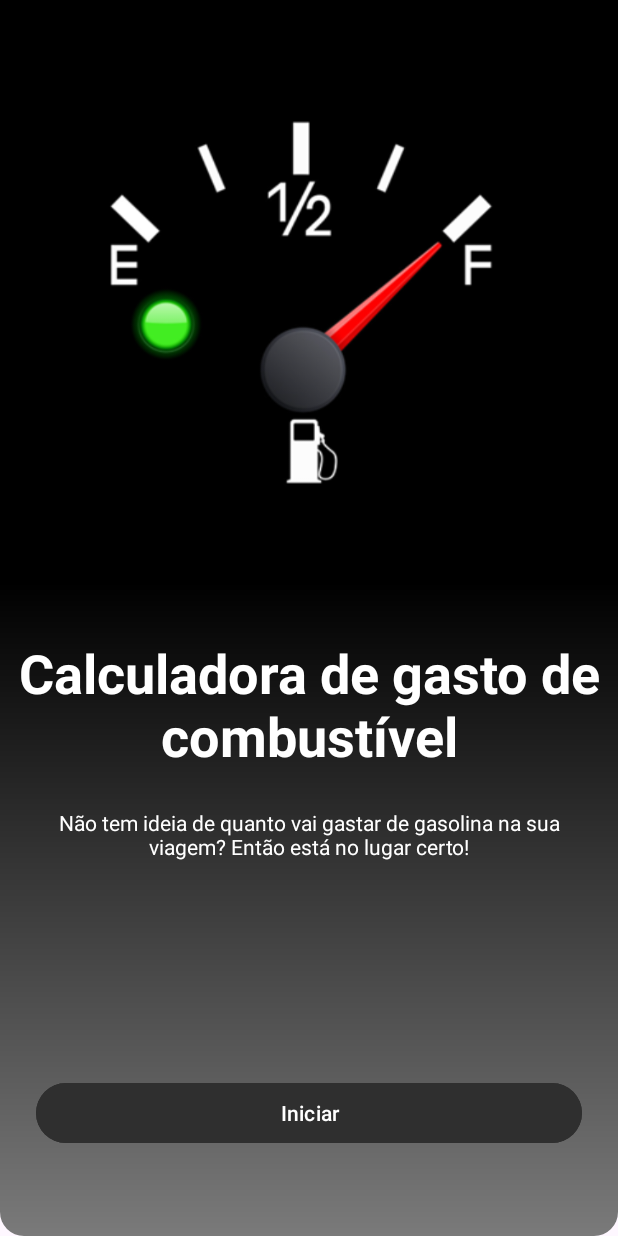
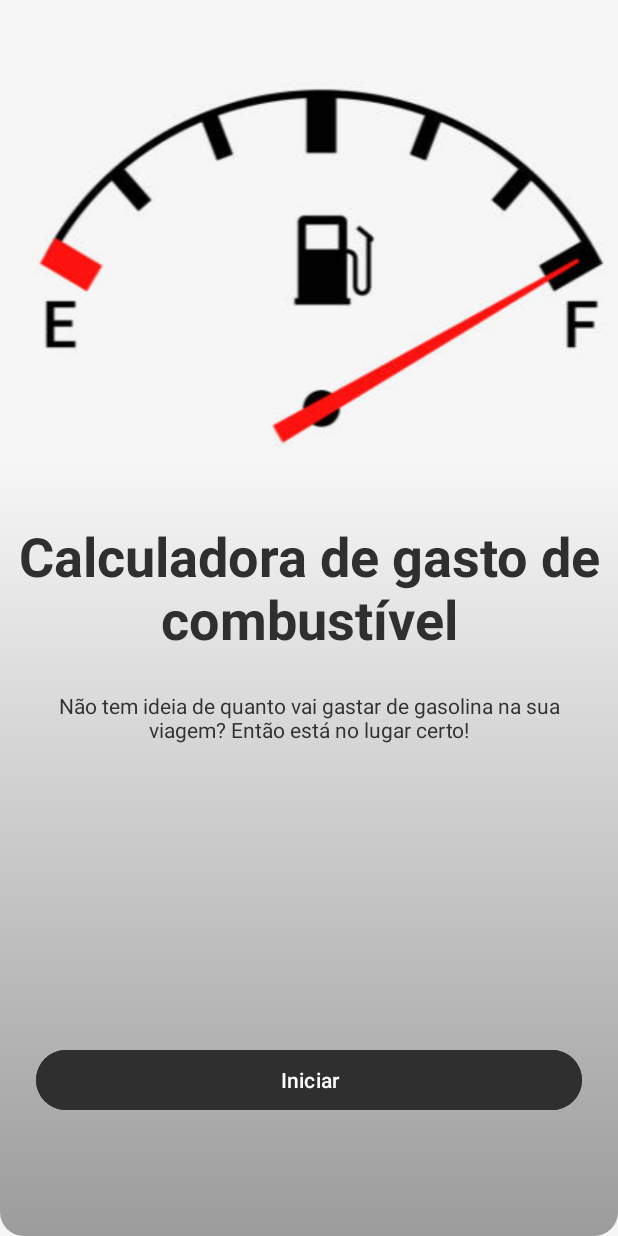
Before and after one commit to eppiovesan/fuelCalculator, an Android app: the screen it shows after launch (MainActivity), on a phone screen of 412 x 824 dp. Run offline under Robolectric (Android 15) with nearby library versions, the light colour scheme and no system bars.

Commit message:
Ajustes tela inicial

```diff
--- a/app/src/main/res/drawable/gradient_bc.xml
+++ b/app/src/main/res/drawable/gradient_bc.xml
@@ -5,7 +5,7 @@
             android:bottomRightRadius="16dp"
             android:bottomLeftRadius="16dp"  />
 
-    <gradient android:startColor="@color/black"
-        android:endColor="@color/grey300"
+    <gradient android:startColor="@color/grey100"
+        android:endColor="@color/grey500"
         android:angle="270" />
 </shape>
--- a/app/src/main/res/layout/activity_main.xml
+++ b/app/src/main/res/layout/activity_main.xml
@@ -4,20 +4,24 @@
     xmlns:tools="http://schemas.android.com/tools"
     android:layout_width="match_parent"
     android:layout_height="match_parent"
-    tools:context=".MainActivity">
+    tools:context=".MainActivity"
+    android:background="@color/grey100"
+    >
+
 
     <ImageView
         android:id="@+id/imageView"
         android:layout_width="match_parent"
         android:layout_height="wrap_content"
-        android:background="@color/black"
+        android:background="@color/grey100"
+        android:layout_marginTop="46dp"
         app:layout_constraintBottom_toBottomOf="parent"
         app:layout_constraintEnd_toEndOf="parent"
         app:layout_constraintHorizontal_bias="0.0"
         app:layout_constraintStart_toStartOf="parent"
         app:layout_constraintTop_toTopOf="parent"
         app:layout_constraintVertical_bias="0.0"
-        app:srcCompat="@drawable/fuel2" />
+        app:srcCompat="@drawable/img_tela_inicial" />
 
     <androidx.constraintlayout.widget.ConstraintLayout
         android:layout_width="match_parent"
@@ -29,7 +33,7 @@
         app:layout_constraintHorizontal_bias="0.0"
         app:layout_constraintStart_toStartOf="parent"
         app:layout_constraintTop_toBottomOf="@+id/imageView"
-        app:layout_constraintVertical_bias="0.0">
+        app:layout_constraintVertical_bias="1.0">
 
         <TextView
             android:id="@+id/textView3"
@@ -41,7 +45,7 @@
             android:layout_marginEnd="6dp"
             android:gravity="center"
             android:text="@string/titulo_inicial"
-            android:textColor="@color/white"
+            android:textColor="@color/grey800"
             android:textSize="36sp"
             android:textStyle="bold"
             app:layout_constraintTop_toTopOf="parent" />
@@ -55,7 +59,7 @@
             android:layout_marginEnd="16dp"
             android:gravity="center"
             android:text="@string/desc_telainicial"
-            android:textColor="@color/white"
+            android:textColor="@color/grey700"
             android:textSize="14sp"
             app:layout_constraintEnd_toEndOf="parent"
             app:layout_constraintStart_toStartOf="parent"
--- a/app/src/main/res/values/colors.xml
+++ b/app/src/main/res/values/colors.xml
@@ -4,16 +4,18 @@
     <color name="white">#FFFFFFFF</color>
     <color name="transparent">#00000000</color>
 
-    <color name="black600">#030303</color> <!-- Preto quase puro -->
-    <color name="black300">#1A1A1A</color> <!-- Preto fosco -->
+    <color name="grey100">#F6F6F6</color> <!-- Cinza claro-->
+    <color name="grey200">#E0E0E0</color> <!-- Cinza gelo -->
+    <color name="grey300">#F6F6F6</color> <!-- Cinza cimento-->
+    <color name="grey400">#B3B3B3</color> <!-- Cinza prata-->
+    <color name="grey500">#9C9C9C</color> <!-- Cinza medio-->
 
     <color name="grey900">#242424</color> <!-- Grafite-->
     <color name="grey800">#2F2F2F</color> <!-- Cinza chumbo-->
     <color name="grey700">#323232</color> <!-- Cinza escuro-->
-    <color name="grey500">#484848</color> <!-- Cinza médio-->
-    <color name="grey400">#606060</color> <!-- Cinza neutro-->
-    <color name="grey300">#7A7A7A</color> <!-- Cinza claro-->
-    <color name="grey200">#A0A0A0</color> <!-- Cinza prata-->
-    <color name="grey100">#C8C8C8</color> <!-- Cinza muito claro-->
+
+
+
+
 
 </resources>
--- a/app/src/main/res/values/strings.xml
+++ b/app/src/main/res/values/strings.xml
@@ -1,5 +1,5 @@
 <resources>
-    <string name="app_name">calculadoraimc</string>
+    <string name="app_name">fuelCalculator</string>
     <string name="desc_telainicial">Não tem ideia de quanto vai gastar de gasolina na sua viagem? Então está no lugar certo!</string>
     <string name="titulo_inicial">Calculadora de gasto de combustível</string>
 </resources>
```
Also changed, not shown: app/src/main/res/drawable/img_tela_inicial.png (added).
